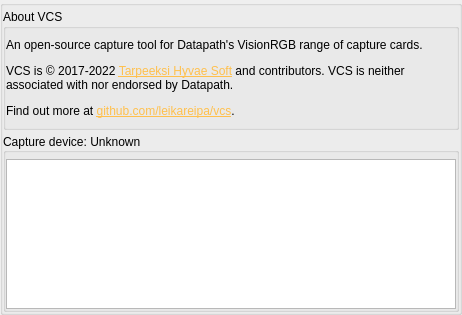
Old version of the form src/display/qt/dialogs/ui/about_dialog.ui in the repository mrehkopf/vcs.
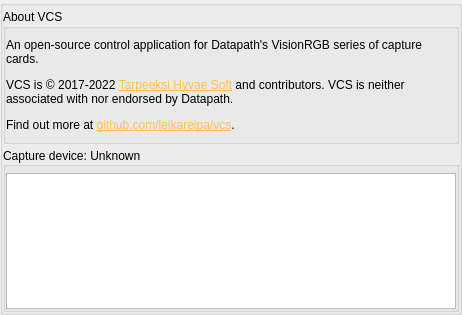
New version of the form. Custom widgets are drawn as their Qt base class.

Commit message: gui/about-dialog: Tweak wording

```diff
--- a/src/display/qt/dialogs/ui/about_dialog.ui
+++ b/src/display/qt/dialogs/ui/about_dialog.ui
@@ -146,7 +146,7 @@
                    </sizepolicy>
                   </property>
                   <property name="text">
-                   <string>&lt;html&gt;&lt;head/&gt;&lt;body&gt;&lt;p&gt;An open-source capture tool for Datapath's VisionRGB range of capture cards.&lt;/p&gt;&lt;p&gt;VCS is © 2017-2022 &lt;a style=&quot;color: #ffc04d;&quot;  href=&quot;https://www.tarpeeksihyvaesoft.com&quot;&gt;Tarpeeksi Hyvae Soft&lt;/a&gt; and contributors. VCS is neither associated with nor endorsed by Datapath.&lt;/p&gt;&lt;p&gt;Find out more at &lt;a style=&quot;color: #ffc04d;&quot; href=&quot;https://github.com/leikareipa/vcs&quot;&gt;github.com/leikareipa/vcs&lt;/a&gt;.&lt;/p&gt;&lt;/body&gt;&lt;/html&gt;</string>
+                   <string>&lt;html&gt;&lt;head/&gt;&lt;body&gt;&lt;p&gt;An open-source control application for Datapath's VisionRGB series of capture cards.&lt;/p&gt;&lt;p&gt;VCS is © 2017-2022 &lt;a href=&quot;https://www.tarpeeksihyvaesoft.com&quot;&gt;&lt;span style=&quot; text-decoration: underline; color:#ffc04d;&quot;&gt;Tarpeeksi Hyvae Soft&lt;/span&gt;&lt;/a&gt; and contributors. VCS is neither associated with nor endorsed by Datapath.&lt;/p&gt;&lt;p&gt;Find out more at &lt;a href=&quot;https://github.com/leikareipa/vcs&quot;&gt;&lt;span style=&quot; text-decoration: underline; color:#ffc04d;&quot;&gt;github.com/leikareipa/vcs&lt;/span&gt;&lt;/a&gt;.&lt;/p&gt;&lt;/body&gt;&lt;/html&gt;</string>
                   </property>
                   <property name="alignment">
                    <set>Qt::AlignLeading|Qt::AlignLeft|Qt::AlignVCenter</set>
```
